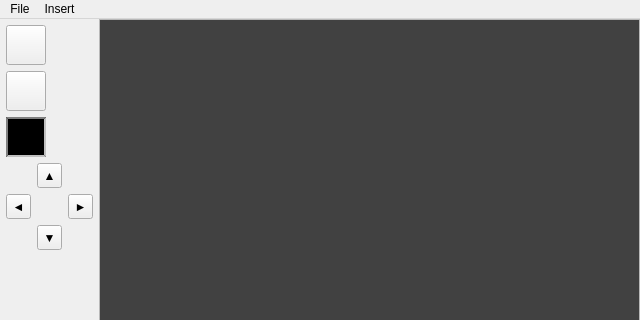
Qt form mainwindow.ui (RickWhitefreeze/UI_cs383_goofy-lights) before a commit; both pictures show x 0 to 640 and y 0 to 320 of the 640 by 480 pixel window.
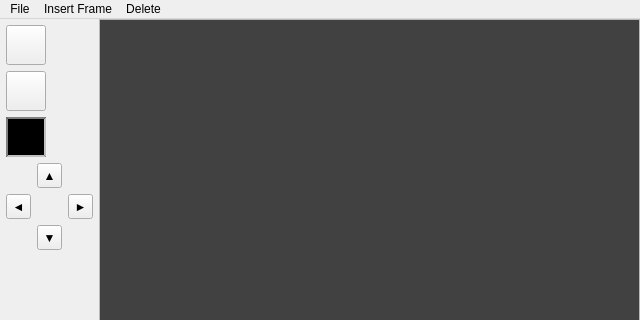
The same form after that commit. Icons and pictures are not drawn.

Commit message: New frames can be inserted anywhere, add delete frame functionality

```diff
--- a/mainwindow.ui
+++ b/mainwindow.ui
@@ -440,7 +440,7 @@
      <x>0</x>
      <y>0</y>
      <width>640</width>
-     <height>21</height>
+     <height>26</height>
     </rect>
    </property>
    <widget class="QMenu" name="menuFile">
@@ -455,12 +455,20 @@
    </widget>
    <widget class="QMenu" name="menuInsert">
     <property name="title">
-     <string>Insert</string>
+     <string>Insert Frame</string>
     </property>
-    <addaction name="actionNew_Frame"/>
+    <addaction name="actionInsert_After"/>
+    <addaction name="actionInsert_Before"/>
+   </widget>
+   <widget class="QMenu" name="menuDelete">
+    <property name="title">
+     <string>Delete</string>
+    </property>
+    <addaction name="actionDelete_Frame"/>
    </widget>
    <addaction name="menuFile"/>
    <addaction name="menuInsert"/>
+   <addaction name="menuDelete"/>
   </widget>
   <action name="actionMenuOpen">
    <property name="text">
```
Left out of the diff: 23 changed lines with no effect on the pictures. The commit also changes 2 other files.
